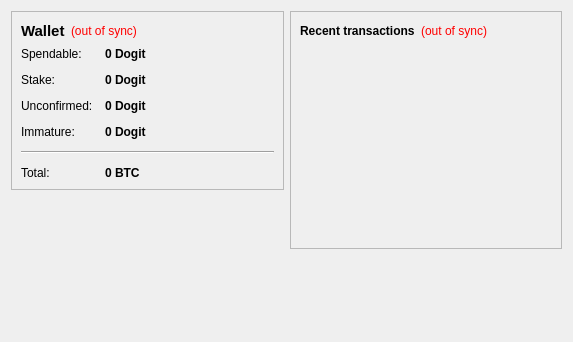
Before: the Qt Designer form src/qt/forms/overviewpage.ui in equisde/test, drawn with Qt 5.
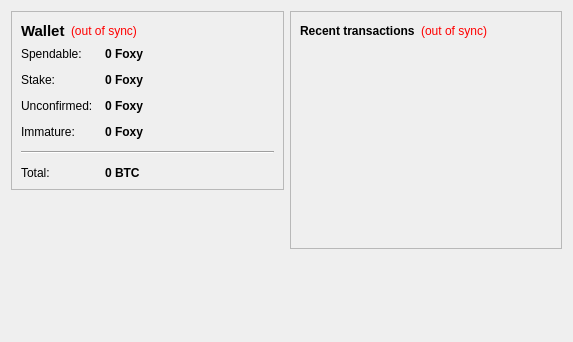
After: the same form once the commit is applied.

Commit message: foxy first commit :D

```diff
--- a/src/qt/forms/overviewpage.ui
+++ b/src/qt/forms/overviewpage.ui
@@ -105,7 +105,7 @@
              <string>Your current spendable balance</string>
             </property>
             <property name="text">
-             <string notr="true">0 Dogit</string>
+             <string notr="true">0 Foxy</string>
             </property>
             <property name="textInteractionFlags">
              <set>Qt::LinksAccessibleByMouse|Qt::TextSelectableByKeyboard|Qt::TextSelectableByMouse</set>
@@ -134,7 +134,7 @@
              <string>Total of coins that was staked, and do not yet count toward the current balance</string>
             </property>
             <property name="text">
-             <string notr="true">0 Dogit</string>
+             <string notr="true">0 Foxy</string>
             </property>
             <property name="textInteractionFlags">
              <set>Qt::LinksAccessibleByMouse|Qt::TextSelectableByKeyboard|Qt::TextSelectableByMouse</set>
@@ -163,7 +163,7 @@
              <string>Total of transactions that have yet to be confirmed, and do not yet count toward the current balance</string>
             </property>
             <property name="text">
-             <string notr="true">0 Dogit</string>
+             <string notr="true">0 Foxy</string>
             </property>
             <property name="textInteractionFlags">
              <set>Qt::LinksAccessibleByMouse|Qt::TextSelectableByKeyboard|Qt::TextSelectableByMouse</set>
@@ -189,7 +189,7 @@
              <string>Mined balance that has not yet matured</string>
             </property>
             <property name="text">
-             <string notr="true">0 Dogit</string>
+             <string notr="true">0 Foxy</string>
             </property>
             <property name="textInteractionFlags">
              <set>Qt::LinksAccessibleByMouse|Qt::TextSelectableByKeyboard|Qt::TextSelectableByMouse</set>
```
Left out of the diff: 4 changed lines with no effect on the pictures. The commit also changes 137 other files.
